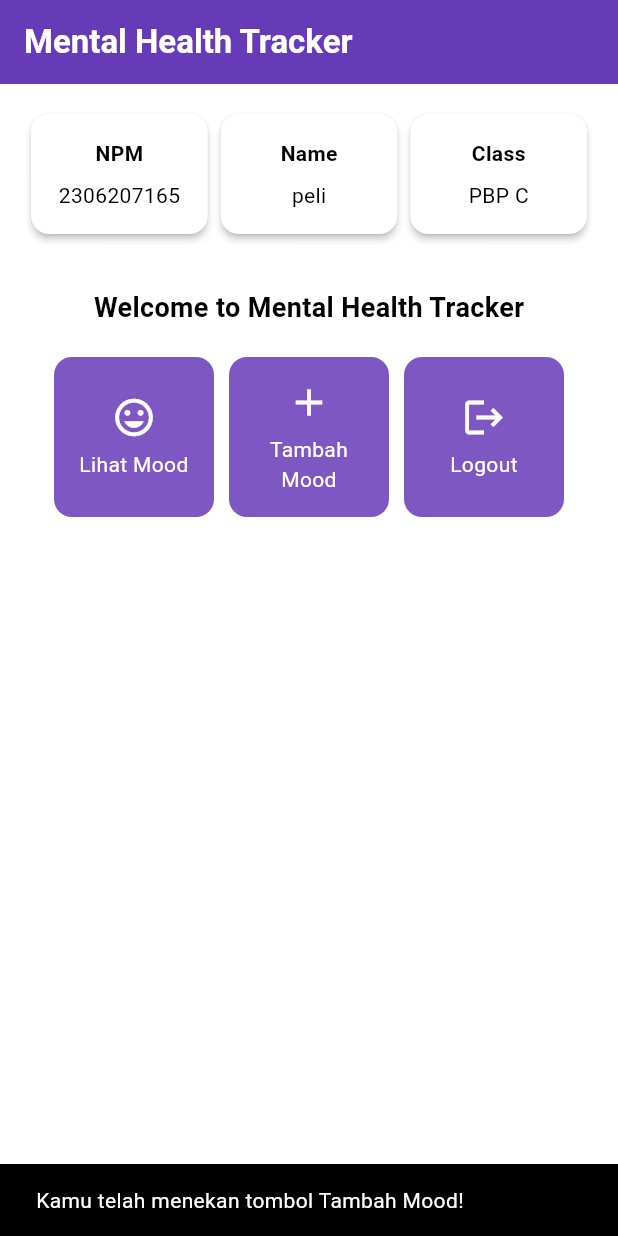
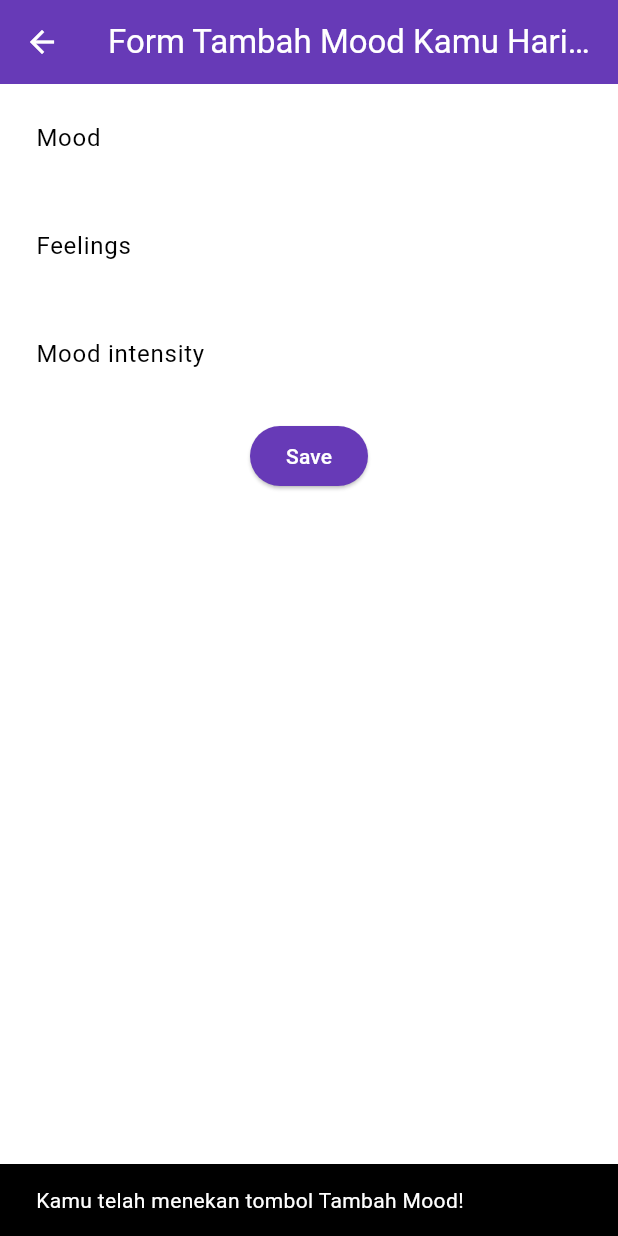
Before and after one commit to felfelita/mental-health-tracker-mobile, a Flutter app: the screen it shows after launch, after a tap on "Tambah Mood", on a phone screen of 412 x 824 dp. Run offline on Flutter 3.47's test engine with Material 3 defaults, Android fonts, the phone set to English and light mode, and no system bars.

Commit message:
done tutorial 7

```diff
--- a/lib/main.dart
+++ b/lib/main.dart
@@ -1,5 +1,6 @@
 import 'package:flutter/material.dart';
 import 'package:mental_health_tracker/menu.dart';
+
 void main() {
   runApp(const MyApp());
 }
@@ -29,9 +30,8 @@ class MyApp extends StatelessWidget {
         // This works for code too, not just values: Most code changes can be
         // tested with just a hot reload.
         colorScheme: ColorScheme.fromSwatch(
-        primarySwatch: Colors.deepPurple,
-      ).copyWith(secondary: Colors.deepPurple[400]),
-        useMaterial3: true,
+          primarySwatch: Colors.deepPurple,
+        ).copyWith(secondary: Colors.deepPurple[400]),
       ),
       home: MyHomePage(),
     );
--- a/lib/menu.dart
+++ b/lib/menu.dart
@@ -1,14 +1,19 @@
 import 'package:flutter/material.dart';
+import 'package:mental_health_tracker/widgets/left_drawer.dart';
+import 'package:mental_health_tracker/moodentry_form.dart';
+
 class MyHomePage extends StatelessWidget {
   MyHomePage({super.key});
   final String npm = '2306207165'; // NPM
-    final String name = 'peli'; // Nama
+  final String name = 'Felita Zahra Diyanti'; // Nama
   final String className = 'PBP C'; // Kelas
+
   final List<ItemHomepage> items = [
     ItemHomepage("Lihat Mood", Icons.mood),
     ItemHomepage("Tambah Mood", Icons.add),
     ItemHomepage("Logout", Icons.logout),
   ];
+
   @override
   Widget build(BuildContext context) {
     // Scaffold menyediakan struktur dasar halaman dengan AppBar dan body.
@@ -25,7 +30,9 @@ class MyHomePage extends StatelessWidget {
         ),
         // Warna latar belakang AppBar diambil dari skema warna tema aplikasi.
         backgroundColor: Theme.of(context).colorScheme.primary,
+        iconTheme: const IconThemeData(color: Colors.white),
       ),
+      drawer: const LeftDrawer(),
       // Body halaman dengan padding di sekelilingnya.
       body: Padding(
         padding: const EdgeInsets.all(16.0),
@@ -92,8 +99,8 @@ class MyHomePage extends StatelessWidget {
 class InfoCard extends StatelessWidget {
   // Kartu informasi yang menampilkan title dan content.
 
-  final String title;  // Judul kartu.
-  final String content;  // Isi kartu.
+  final String title; // Judul kartu.
+  final String content; // Isi kartu.
 
   const InfoCard({super.key, required this.title, required this.content});
 
@@ -104,7 +111,8 @@ class InfoCard extends StatelessWidget {
       elevation: 2.0,
       child: Container(
         // Mengatur ukuran dan jarak di dalam kartu.
-        width: MediaQuery.of(context).size.width / 3.5, // menyesuaikan dengan lebar device yang digunakan.
+        width: MediaQuery.of(context).size.width /
+            3.5, // menyesuaikan dengan lebar device yang digunakan.
         padding: const EdgeInsets.all(16.0),
         // Menyusun title dan content secara vertikal.
         child: Column(
@@ -150,9 +158,15 @@ class ItemCard extends StatelessWidget {
           // Menampilkan pesan SnackBar saat kartu ditekan.
           ScaffoldMessenger.of(context)
             ..hideCurrentSnackBar()
-            ..showSnackBar(
-              SnackBar(content: Text("Kamu telah menekan tombol ${item.name}!"))
-            );
+            ..showSnackBar(SnackBar(
+                content: Text("Kamu telah menekan tombol ${item.name}!")));
+
+          if (item.name == "Tambah Mood") {
+            Navigator.push(
+                context,
+                MaterialPageRoute(
+                    builder: (context) => const MoodEntryFormPage()));
+          }
         },
         // Container untuk menyimpan Icon dan Text
         child: Container(
@@ -180,5 +194,4 @@ class ItemCard extends StatelessWidget {
       ),
     );
   }
-
 }
--- /dev/null
+++ b/lib/moodentry_form.dart
@@ -0,0 +1,161 @@
+import 'package:flutter/material.dart';
+// TODO: Impor drawer yang sudah dibuat sebelumnya
+import 'package:mental_health_tracker/widgets/left_drawer.dart';
+
+class MoodEntryFormPage extends StatefulWidget {
+  const MoodEntryFormPage({super.key});
+
+  @override
+  State<MoodEntryFormPage> createState() => _MoodEntryFormPageState();
+}
+
+class _MoodEntryFormPageState extends State<MoodEntryFormPage> {
+  final _formKey = GlobalKey<FormState>();
+  String _mood = "";
+  String _feelings = "";
+  int _moodIntensity = 0;
+  @override
+  Widget build(BuildContext context) {
+    return Scaffold(
+      appBar: AppBar(
+        title: const Center(
+          child: Text(
+            'Form Tambah Mood Kamu Hari ini',
+          ),
+        ),
+        backgroundColor: Theme.of(context).colorScheme.primary,
+        foregroundColor: Colors.white,
+      ),
+      // TODO: Tambahkan drawer yang sudah dibuat di sini
+
+      body: Form(
+        key: _formKey,
+        child: SingleChildScrollView(
+          child: Column(
+            crossAxisAlignment: CrossAxisAlignment.start,
+            children: [
+              Padding(
+                padding: const EdgeInsets.all(8.0),
+                child: TextFormField(
+                  decoration: InputDecoration(
+                    hintText: "Mood",
+                    labelText: "Mood",
+                    border: OutlineInputBorder(
+                      borderRadius: BorderRadius.circular(5.0),
+                    ),
+                  ),
+                  onChanged: (String? value) {
+                    setState(() {
+                      _mood = value!;
+                    });
+                  },
+                  validator: (String? value) {
+                    if (value == null || value.isEmpty) {
+                      return "Mood tidak boleh kosong!";
+                    }
+                    return null;
+                  },
+                ),
+              ),
+              Padding(
+                padding: const EdgeInsets.all(8.0),
+                child: TextFormField(
+                  decoration: InputDecoration(
+                    hintText: "Feelings",
+                    labelText: "Feelings",
+                    border: OutlineInputBorder(
+                      borderRadius: BorderRadius.circular(5.0),
+                    ),
+                  ),
+                  onChanged: (String? value) {
+                    setState(() {
+                      _feelings = value!;
+                    });
+                  },
+                  validator: (String? value) {
+                    if (value == null || value.isEmpty) {
+                      return "Feelings tidak boleh kosong!";
+                    }
+                    return null;
+                  },
+                ),
+              ),
+              Padding(
+                padding: const EdgeInsets.all(8.0),
+                child: TextFormField(
+                  decoration: InputDecoration(
+                    hintText: "Mood intensity",
+                    labelText: "Mood intensity",
+                    border: OutlineInputBorder(
+                      borderRadius: BorderRadius.circular(5.0),
+                    ),
+                  ),
+                  onChanged: (String? value) {
+                    setState(() {
+                      _moodIntensity = int.tryParse(value!) ?? 0;
+                    });
+                  },
+                  validator: (String? value) {
+                    if (value == null || value.isEmpty) {
+                      return "Mood intensity tidak boleh kosong!";
+                    }
+                    if (int.tryParse(value) == null) {
+                      return "Mood intensity harus berupa angka!";
+                    }
+                    return null;
+                  },
+                ),
+              ),
+              Align(
+                alignment: Alignment.bottomCenter,
+                child: Padding(
+                  padding: const EdgeInsets.all(8.0),
+                  child: ElevatedButton(
+                    style: ButtonStyle(
+                      backgroundColor: MaterialStateProperty.all(
+                          Theme.of(context).colorScheme.primary),
+                    ),
+                    onPressed: () {
+                      if (_formKey.currentState!.validate()) {
+                        showDialog(
+                          context: context,
+                          builder: (context) {
+                            return AlertDialog(
+                              title: const Text('Mood berhasil tersimpan'),
+                              content: SingleChildScrollView(
+                                child: Column(
+                                  crossAxisAlignment: CrossAxisAlignment.start,
+                                  children: [
+                                    Text('Mood: $_mood'),
+                                    // TODO: Munculkan value-value lainnya
+                                  ],
+                                ),
+                              ),
+                              actions: [
+                                TextButton(
+                                  child: const Text('OK'),
+                                  onPressed: () {
+                                    Navigator.pop(context);
+                                    _formKey.currentState!.reset();
+                                  },
+                                ),
+                              ],
+                            );
+                          },
+                        );
+                      }
+                    },
+                    child: const Text(
+                      "Save",
+                      style: TextStyle(color: Colors.white),
+                    ),
+                  ),
+                ),
+              ),
+            ],
+          ),
+        ),
+      ),
+    );
+  }
+}
--- /dev/null
+++ b/lib/widgets/left_drawer.dart
@@ -0,0 +1,64 @@
+import 'package:flutter/material.dart';
+import 'package:flutter/material.dart';
+import 'package:mental_health_tracker/menu.dart';
+// TODO: Impor halaman MoodEntryFormPage jika sudah dibuat
+class LeftDrawer extends StatelessWidget {
+  const LeftDrawer({super.key});
+
+  @override
+  Widget build(BuildContext context) {
+    return Drawer(
+      child: ListView(
+        children: [
+          DrawerHeader(
+          decoration: BoxDecoration(
+            color: Theme.of(context).colorScheme.primary,
+          ),
+          child: const Column(
+            children: [
+              Text(
+                'Mental Health Tracker',
+                textAlign: TextAlign.center,
+                style: TextStyle(
+                  fontSize: 24,
+                  fontWeight: FontWeight.bold,
+                  color: Colors.white,
+                ),
+              ),
+              Padding(padding: EdgeInsets.all(8)),
+              Text(
+                "Ayo jaga kesehatan mentalmu setiap hari disini!",
+                // TODO: Tambahkan gaya teks dengan center alignment, font ukuran 15, warna putih, dan weight biasa
+              ),
+            ],
+          ),
+                ),
+
+          ListTile(
+              leading: const Icon(Icons.home_outlined),
+              title: const Text('Halaman Utama'),
+              // Bagian redirection ke MyHomePage
+              onTap: () {
+                Navigator.pushReplacement(
+                    context,
+                    MaterialPageRoute(
+                      builder: (context) => MyHomePage(),
+                    ));
+              },
+            ),
+            ListTile(
+              leading: const Icon(Icons.mood),
+              title: const Text('Tambah Mood'),
+              // Bagian redirection ke MoodEntryFormPage
+              onTap: () {
+                /*
+                TODO: Buatlah routing ke MoodEntryFormPage di sini,
+                setelah halaman MoodEntryFormPage sudah dibuat.
+                */
+              },
+            ),
+        ],
+      ),
+    );
+  }
+}
```
Lines whose indentation alone changed are shown as unchanged.
